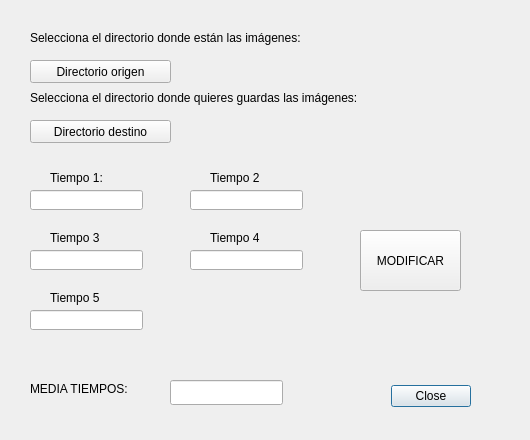
Old version of the form dialog1.ui in the repository tlemar00/BancoDePruebas.
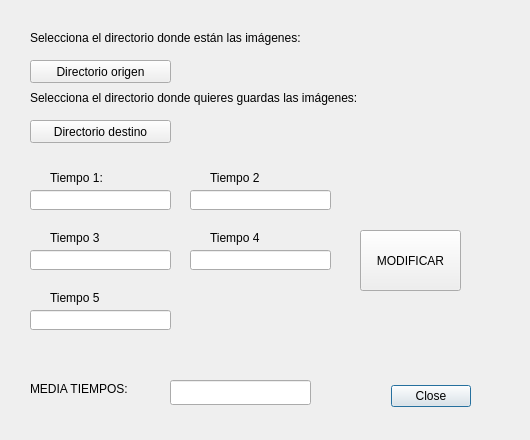
New version of the form.

Diff of the .ui file:
```diff
--- a/dialog1.ui
+++ b/dialog1.ui
@@ -102,7 +102,7 @@
     <rect>
      <x>190</x>
      <y>190</y>
-     <width>113</width>
+     <width>141</width>
      <height>20</height>
     </rect>
    </property>
@@ -138,7 +138,7 @@
     <rect>
      <x>30</x>
      <y>190</y>
-     <width>113</width>
+     <width>141</width>
      <height>20</height>
     </rect>
    </property>
@@ -148,7 +148,7 @@
     <rect>
      <x>30</x>
      <y>310</y>
-     <width>113</width>
+     <width>141</width>
      <height>20</height>
     </rect>
    </property>
@@ -171,7 +171,7 @@
     <rect>
      <x>190</x>
      <y>250</y>
-     <width>113</width>
+     <width>141</width>
      <height>20</height>
     </rect>
    </property>
@@ -207,7 +207,7 @@
     <rect>
      <x>30</x>
      <y>250</y>
-     <width>113</width>
+     <width>141</width>
      <height>20</height>
     </rect>
    </property>
@@ -217,7 +217,7 @@
     <rect>
      <x>170</x>
      <y>380</y>
-     <width>113</width>
+     <width>141</width>
      <height>25</height>
     </rect>
    </property>
```
Left out of the diff: 12 changed lines with no effect on the pictures.
